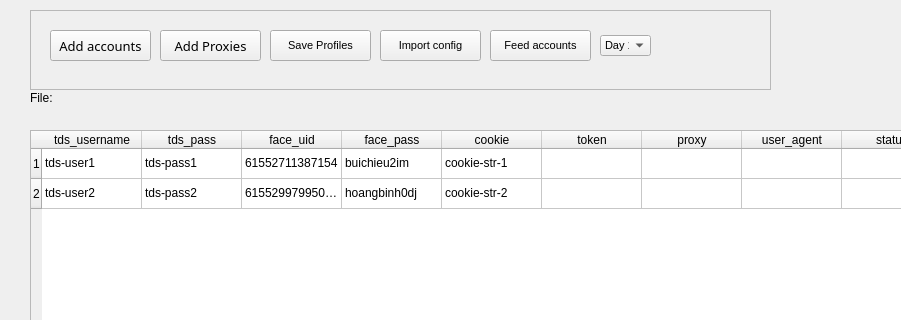
First picture: the form in tds2.ui, repository thinhhuy997/accounts-feeding, before the edit; both pictures show x 0 to 901 and y 0 to 320 of the 1064 by 605 pixel window.
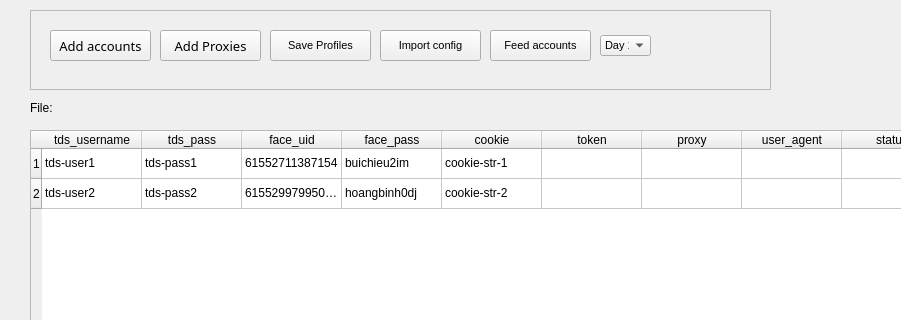
Second picture: the form after the edit.

What changed in the file:
```diff
--- a/tds2.ui
+++ b/tds2.ui
@@ -265,7 +265,7 @@
     <property name="geometry">
      <rect>
       <x>30</x>
-      <y>90</y>
+      <y>100</y>
       <width>741</width>
       <height>16</height>
      </rect>
```
